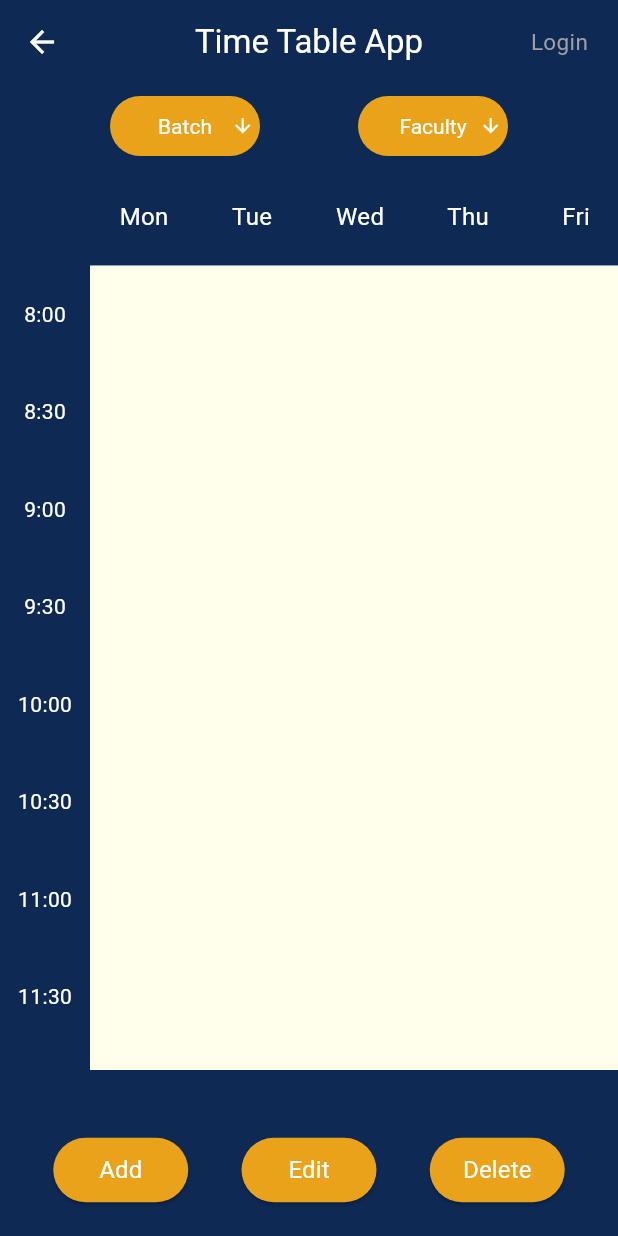
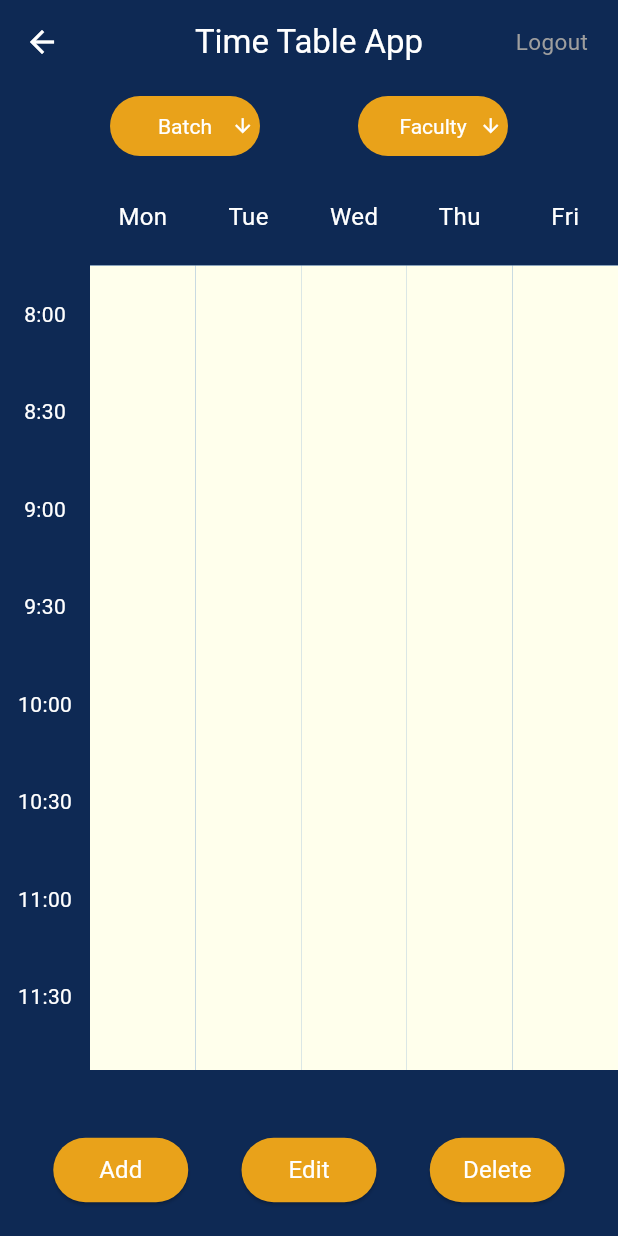
Before and after one commit to mujtabafromthedarkside/Time-Table-App, a Flutter app: the Login screen opened directly, after a tap on "login", on a phone screen of 412 x 824 dp. Run offline on Flutter 3.47's test engine with Material 3 defaults, Android fonts, the phone set to English and light mode, and no system bars; our stand-ins replace flutter_colorpicker.

Commit message:
updated gradle configs, reorganized, simulated privileged access

```diff
--- a/lib/config/config.dart
+++ /dev/null
@@ -1,4 +0,0 @@
-import 'package:flutter/material.dart';
-
-Color backgroundColor = Color(0xFF0E2954);
-String URL = "http://t1metableapp.pythonanywhere.com/";
--- a/lib/config/strings.dart
+++ b/lib/config/constants.dart
@@ -1,4 +1,8 @@
 import 'package:flutter/material.dart';
+
+// URL
+String URL = "https://timetablebackend.vercel.app/";
+// String URL = "https://timetablebackend-d17x547i7-mujtabafromthedarksides-projects.vercel.app/";
 
 // STRINGS
 String TimeAxisStartTimeString = "08:00";
@@ -14,6 +18,7 @@ String editButtonPrompt = "Click a slot to EDIT";
 String deleteButtonPrompt = "Click a slot to DELETE";
 
 // COLORS
+Color backgroundColor = Color(0xFF0E2954);
 Color LandingPageBrightYellow = Color(0xFFE9A21A);
 Color LandingPageLightBlue = Color(0xFF357C93);
 Color LandingPageDarkBlue = Color(0xFF0E2954);
@@ -52,3 +57,6 @@ double TimeAxisBreadth = 60;
 double DayAxisBreadth = 65;
 
 double TimeAxisUnitTime = 30;
+
+// OTHERS
+bool loggedIn = false;
--- a/lib/screens/LandingPage.dart
+++ b/lib/screens/LandingPage.dart
@@ -1,8 +1,5 @@
 import 'package:flutter/material.dart';
-import 'package:timetable/config/config.dart';
-import 'package:timetable/screens/Login.dart';
-
-import '../config/API_funcs.dart';
+import 'package:timetable/config/constants.dart';
 import 'timetable/TimeTablePageNew.dart';
 
 class LandingPage extends StatelessWidget {
--- a/lib/screens/login.dart
+++ b/lib/screens/login.dart
@@ -1,9 +1,7 @@
 import 'package:flutter/material.dart';
 // import 'package:timetable/screens/TimeTablePageOld.dart';
 import 'package:timetable/screens/timetable/TimeTablePageNew.dart';
-import 'dart:convert';
-import '../config/config.dart';
-
+import '../config/constants.dart';
 
 class Login extends StatefulWidget {
   const Login({Key? key}) : super(key: key);
@@ -12,13 +10,13 @@ class Login extends StatefulWidget {
   State<Login> createState() => _LoginState();
 }
 
-class _LoginState extends State<Login>{
+class _LoginState extends State<Login> {
   final _formfield = GlobalKey<FormState>();
   final emailController = TextEditingController();
   final passController = TextEditingController();
   bool passToggle = true;
   @override
-  Widget build(BuildContext context){
+  Widget build(BuildContext context) {
     return Scaffold(
       body: Container(
         height: double.infinity,
@@ -66,8 +64,8 @@ class _LoginState extends State<Login>{
                             filled: true,
                             fillColor: Color(0xffE9E9E9),
                           ),
-                          validator: (value){
-                            if(value!.isEmpty){
+                          validator: (value) {
+                            if (value!.isEmpty) {
                               return "Enter email";
                             }
                           },
@@ -84,16 +82,15 @@ class _LoginState extends State<Login>{
                               fillColor: Color(0xffE9E9E9),
                               prefixIcon: Icon(Icons.lock),
                               suffixIcon: InkWell(
-                                onTap: (){
+                                onTap: () {
                                   setState(() {
                                     passToggle = !passToggle;
                                   });
                                 },
                                 child: Icon(passToggle ? Icons.visibility : Icons.visibility_off),
-                              )
-                          ),
-                          validator: (value){
-                            if(value!.isEmpty){
+                              )),
+                          validator: (value) {
+                            if (value!.isEmpty) {
                               return "Enter password";
                             }
                           },
@@ -103,30 +100,29 @@ class _LoginState extends State<Login>{
                           onPressed: () {
                             Navigator.pushReplacement(
                               context,
-                              MaterialPageRoute(
-                                builder: (context) => TimeTablePage(),
-                              ),
+                              MaterialPageRoute(builder: (context) {
+                                loggedIn = true;
+                                return TimeTablePage();
+                              }),
                             );
                           },
-                          child: Text('login', style: TextStyle(fontSize: 24, color: Colors.white), ),
+                          child: Text(
+                            'login',
+                            style: TextStyle(fontSize: 24, color: Colors.white),
+                          ),
                           style: ElevatedButton.styleFrom(
-                            shape: RoundedRectangleBorder(
-                                borderRadius: BorderRadius.circular(30)
-                            ),
+                            shape: RoundedRectangleBorder(borderRadius: BorderRadius.circular(30)),
                             backgroundColor: Color(0xFFE9A21A),
                             padding: EdgeInsets.only(left: 50, top: 12, right: 50, bottom: 12),
                           ),
                         ),
                       ],
-                    )
-                ),
+                    )),
               ),
             ],
           ),
         ),
       ),
     );
-
   }
-
 }
--- a/lib/screens/timetable/TimeTablePageNew.dart
+++ b/lib/screens/timetable/TimeTablePageNew.dart
@@ -2,8 +2,7 @@ import 'package:flutter/material.dart';
 import 'package:flutter_colorpicker/flutter_colorpicker.dart';
 
 import 'package:timetable/config/API_funcs.dart';
-import 'package:timetable/config/config.dart';
-import 'package:timetable/config/strings.dart';
+import 'package:timetable/config/constants.dart';
 
 import 'package:timetable/screens/login.dart';
 import 'package:timetable/screens/LandingPage.dart';
@@ -635,6 +634,9 @@ class _TimeTablePageState extends State<TimeTablePage> {
 
   @override
   Widget build(BuildContext context) {
+    double screenWidth = MediaQuery.of(context).size.width;
+    DayAxisUnitLength = (screenWidth - TimeAxisBreadth) / 5;
+
     return Scaffold(
       backgroundColor: LandingPageDarkBlue,
       drawer: SideBar(),
@@ -659,6 +661,14 @@ class _TimeTablePageState extends State<TimeTablePage> {
             padding: EdgeInsets.only(right: 20.0),
             child: GestureDetector(
               onTap: () {
+                if (loggedIn) {
+                  setState(() {
+                    loggedIn = false;
+                  });
+
+                  return;
+                }
+
                 Navigator.pushReplacement(
                   context,
                   MaterialPageRoute(
@@ -667,7 +677,7 @@ class _TimeTablePageState extends State<TimeTablePage> {
                 );
               },
               child: Text(
-                "Login",
+                loggedIn ? "Logout" : "Login",
                 style: TextStyle(fontSize: 15, fontFamily: 'Roboto', color: Colors.grey),
               ),
             ),
@@ -1029,7 +1039,9 @@ class _TimeTablePageState extends State<TimeTablePage> {
             ),
 
             // Edit buttons row
-            Row(
+            loggedIn == false
+                ? Container()
+                : Row(
                     mainAxisAlignment: MainAxisAlignment.spaceEvenly,
                     children: [
                       // Add Button
--- a/lib/screens/timetable/TimetableSlot.dart
+++ b/lib/screens/timetable/TimetableSlot.dart
@@ -1,5 +1,5 @@
 import 'package:flutter/material.dart';
-import 'package:timetable/config/strings.dart';
+import 'package:timetable/config/constants.dart';
 
 class TimetableSlot {
   late int startTime;
--- a/lib/screens/timetable/utils.dart
+++ b/lib/screens/timetable/utils.dart
@@ -1,7 +1,7 @@
-import 'package:flutter/material.dart';   // Color
-import 'dart:math';                       // Random
+import 'package:flutter/material.dart'; // Color
+import 'dart:math'; // Random
 import 'package:timetable/screens/timetable/TimetableSlot.dart';
-import 'package:timetable/config/strings.dart';
+import 'package:timetable/config/constants.dart';
 
 // COLORS
 Color getRandomColor() {
--- a/pubspec.yaml
+++ b/pubspec.yaml
@@ -30,7 +30,7 @@ environment:
 dependencies:
   flutter:
     sdk: flutter
-  flutter_colorpicker: ^0.5.0
+  flutter_colorpicker: ^1.1.0
   http: any
 
 
@@ -47,7 +47,7 @@ dev_dependencies:
   # activated in the `analysis_options.yaml` file located at the root of your
   # package. See that file for information about deactivating specific lint
   # rules and activating additional ones.
-  flutter_lints: ^2.0.0
+  flutter_lints: ^5.0.0
 
 # For information on the generic Dart part of this file, see the
 # following page: https://dart.dev/tools/pub/pubspec
```
Also changed, not shown: lib/screens/SideBar.dart (+16 -7 lines), pubspec.lock, 5 other files. Lines whose indentation alone changed are shown as unchanged.
